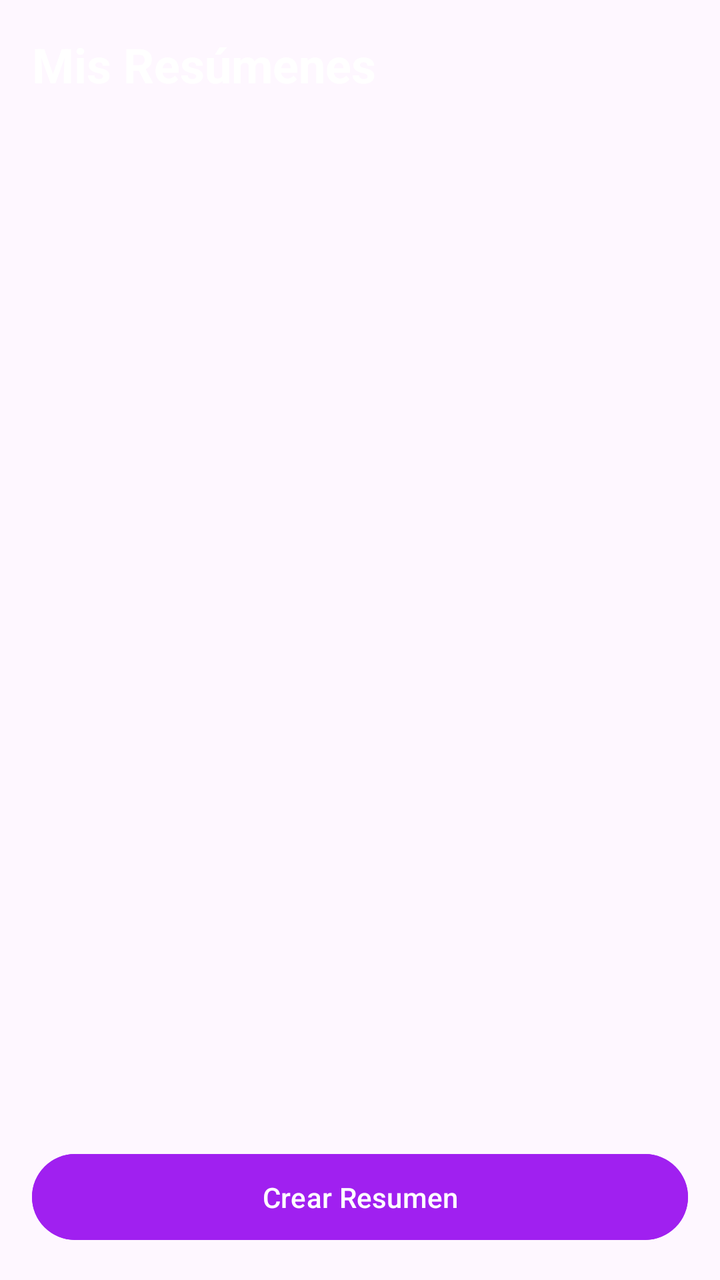
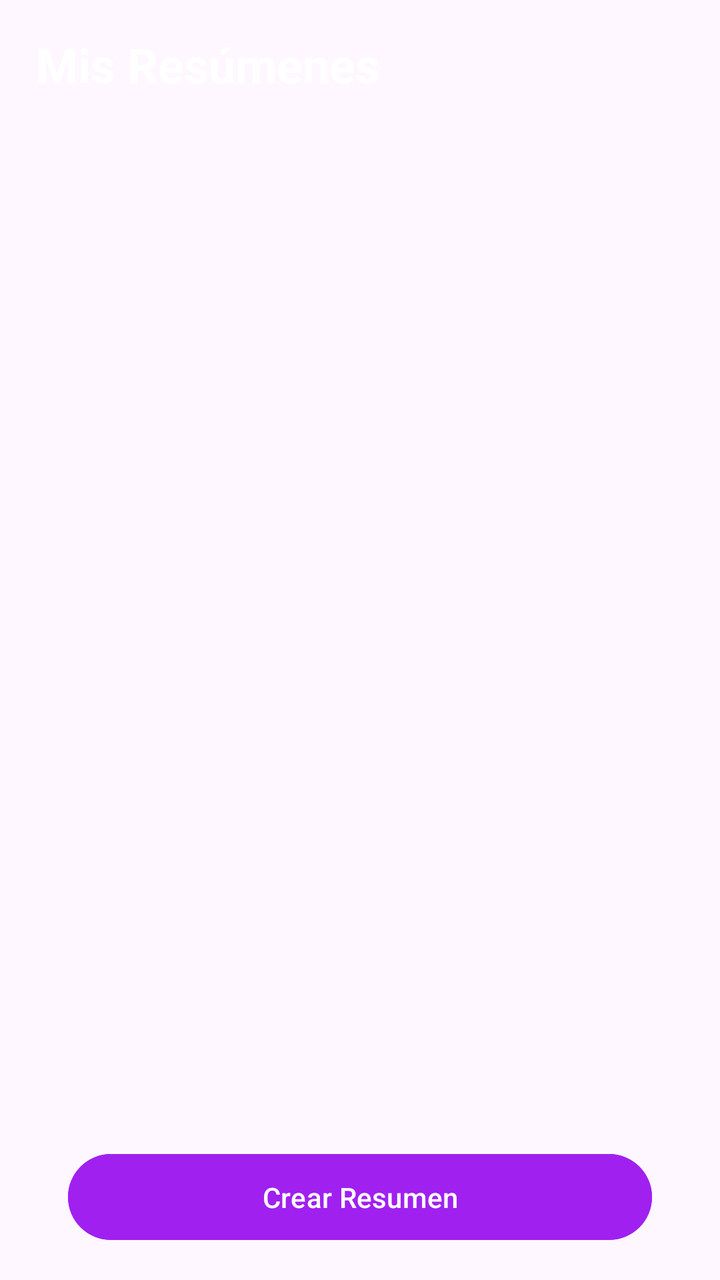

An Android layout rendered at two revisions. The XML below is the earlier revision; the diff shows what the commit changed to produce the second picture.
<!-- AndroidManifest.xml: application theme Theme.AprendeAprueba -->
<!-- res/layout/fragment_resumenes.xml -->
<?xml version="1.0" encoding="utf-8"?>
<androidx.constraintlayout.widget.ConstraintLayout
    xmlns:android="http://schemas.android.com/apk/res/android"
    xmlns:app="http://schemas.android.com/apk/res-auto"
    android:layout_width="match_parent"
    android:layout_height="match_parent">

    <TextView
        android:id="@+id/tvTituloResumenes"
        android:layout_width="wrap_content"
        android:layout_height="wrap_content"
        android:layout_margin="16dp"
        android:text="Mis Resúmenes"
        android:textColor="#FFFFFF"
        android:textSize="24sp"
        android:textStyle="bold"
        app:layout_constraintStart_toStartOf="parent"
        app:layout_constraintTop_toTopOf="parent" />

    <androidx.recyclerview.widget.RecyclerView
        android:id="@+id/rvResumenes"
        android:layout_width="0dp"
        android:layout_height="0dp"
        android:layout_marginTop="8dp"
        android:padding="8dp"
        app:layout_constraintBottom_toTopOf="@id/btnIrACrearResumen"
        app:layout_constraintEnd_toEndOf="parent"
        app:layout_constraintStart_toStartOf="parent"
        app:layout_constraintTop_toBottomOf="@id/tvTituloResumenes" />

    <Button
        android:id="@+id/btnIrACrearResumen"
        android:layout_width="0dp"
        android:layout_height="wrap_content"
        android:layout_margin="16dp"
        android:backgroundTint="#A020F0"
        android:elevation="4dp"
        android:padding="12dp"
        android:text="Crear Resumen"
        android:textColor="@android:color/white"
        app:cornerRadius="24dp"
        app:layout_constraintBottom_toBottomOf="parent"
        app:layout_constraintEnd_toEndOf="parent"
        app:layout_constraintStart_toStartOf="parent" />


</androidx.constraintlayout.widget.ConstraintLayout>
<!-- resources referenced by this layout -->
<resources>
  <style name="Theme.AprendeAprueba" parent="Theme.Material3.DayNight.NoActionBar">
          <item name="colorPrimary">#A020F0</item>
          <item name="colorOnPrimary">@android:color/white</item>
  
          <item name="colorSurface">#FFFFFF</item>
          <item name="colorOnSurface">#1C1B1F</item>
          <item name="colorSurfaceVariant">#E7E0EC</item>
  
          <item name="listPopupWindowStyle">@style/Widget.Material3.PopupMenu.ListPopupWindow</item>
      </style>
</resources>

<!-- the commit's change to res/layout/fragment_resumenes.xml (unified diff, before → after) -->
@@ -1,20 +1,33 @@
 <?xml version="1.0" encoding="utf-8"?>
-<androidx.constraintlayout.widget.ConstraintLayout
-    xmlns:android="http://schemas.android.com/apk/res/android"
+<androidx.constraintlayout.widget.ConstraintLayout xmlns:android="http://schemas.android.com/apk/res/android"
     xmlns:app="http://schemas.android.com/apk/res-auto"
     android:layout_width="match_parent"
     android:layout_height="match_parent">
+
+    <androidx.constraintlayout.widget.Guideline
+        android:id="@+id/gl_start"
+        android:layout_width="wrap_content"
+        android:layout_height="wrap_content"
+        android:orientation="vertical"
+        app:layout_constraintGuide_percent="0.05" />
+
+    <androidx.constraintlayout.widget.Guideline
+        android:id="@+id/gl_end"
+        android:layout_width="wrap_content"
+        android:layout_height="wrap_content"
+        android:orientation="vertical"
+        app:layout_constraintGuide_percent="0.95" />
 
     <TextView
         android:id="@+id/tvTituloResumenes"
         android:layout_width="wrap_content"
         android:layout_height="wrap_content"
-        android:layout_margin="16dp"
+        android:layout_marginTop="16dp"
         android:text="Mis Resúmenes"
         android:textColor="#FFFFFF"
         android:textSize="24sp"
         android:textStyle="bold"
-        app:layout_constraintStart_toStartOf="parent"
+        app:layout_constraintStart_toStartOf="@id/gl_start"
         app:layout_constraintTop_toTopOf="parent" />
 
     <androidx.recyclerview.widget.RecyclerView
@@ -40,8 +53,7 @@
         android:textColor="@android:color/white"
         app:cornerRadius="24dp"
         app:layout_constraintBottom_toBottomOf="parent"
-        app:layout_constraintEnd_toEndOf="parent"
-        app:layout_constraintStart_toStartOf="parent" />
-
+        app:layout_constraintEnd_toEndOf="@id/gl_end"
+        app:layout_constraintStart_toStartOf="@id/gl_start" />
 
 </androidx.constraintlayout.widget.ConstraintLayout>
